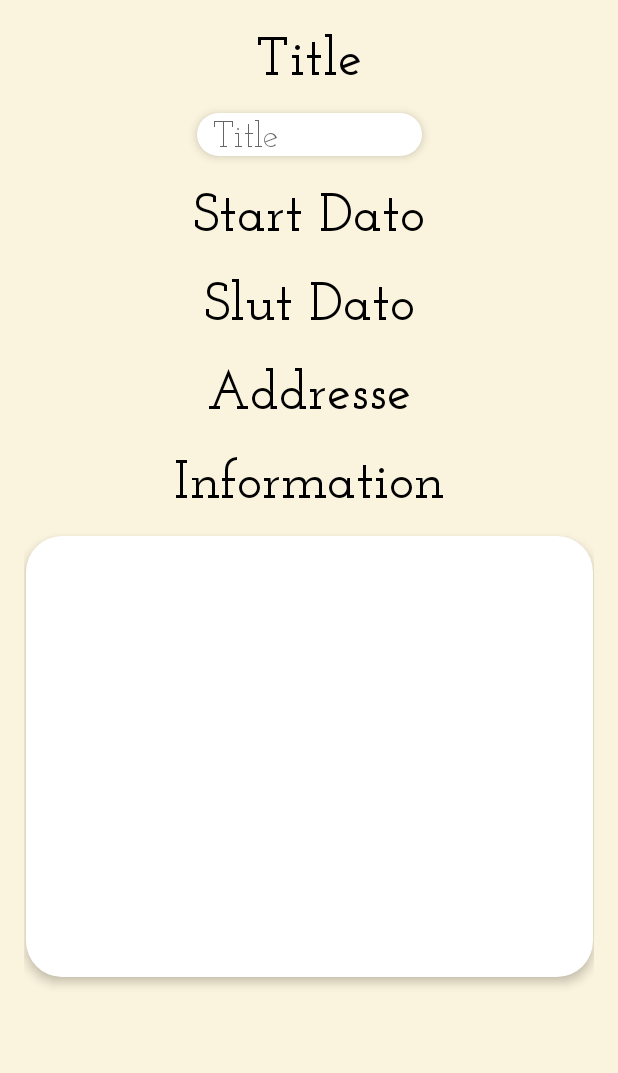
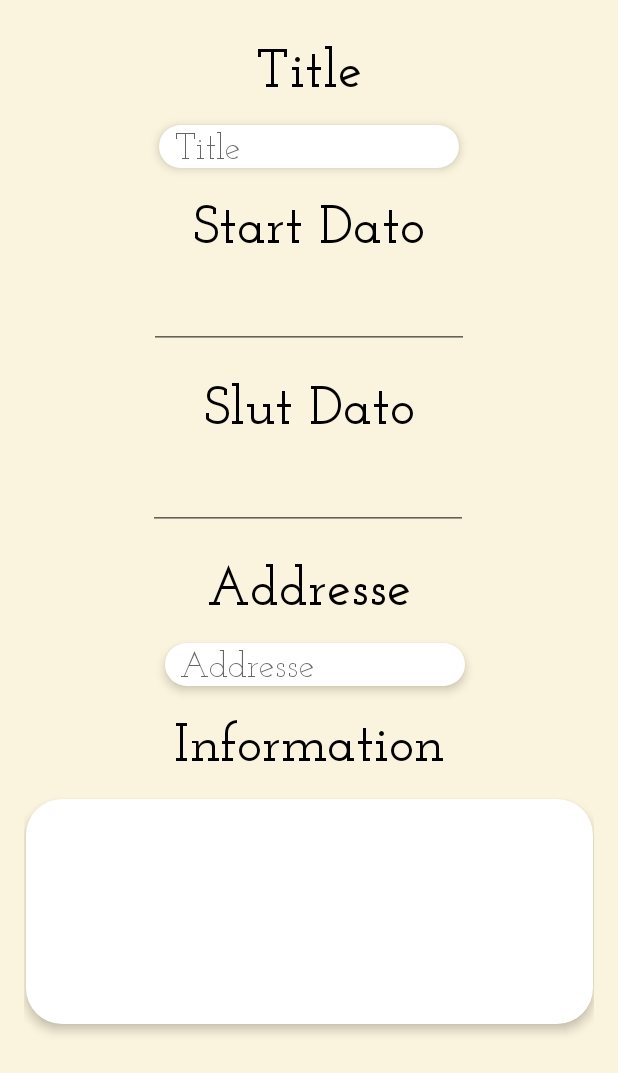
Before and after one commit to lizator/DragernesDal, an Android app: the layout fragment_admin_create_event.xml on its own in the app's theme, with its tools: preview values and no code run, on a phone screen of 412 x 824 dp. Shown: the top 1073 px of the screen. Run offline under Robolectric (Android 15) with nearby library versions, the phone set to English and light mode, and no system bars; network calls fail.

Commit message:
Opret event Fragment implementation

```diff
--- a/app/src/main/java/com/rbyte/dragernesdal/ui/admin/AdminFragment.java
+++ b/app/src/main/java/com/rbyte/dragernesdal/ui/admin/AdminFragment.java
@@ -24,13 +24,13 @@ public class AdminFragment extends Fragment implements View.OnClickListener{
 
     private AdminViewModel adminViewModel;
     private Button btn_createSkill, btn_editSkill, btn_createRace, btn_editRace, btn_createEvent, btn_editEvent, btn_checkOut, btn_editUser;
-
+    private View root2;
     public View onCreateView(@NonNull LayoutInflater inflater,
                              ViewGroup container, Bundle savedInstanceState) {
         adminViewModel =
                 new ViewModelProvider(this).get(AdminViewModel.class);
         View root = inflater.inflate(R.layout.fragment_admin, container, false);
-
+        root2 = root;
         btn_createSkill = root.findViewById(R.id.button_create_skill);
         btn_createSkill.setOnClickListener(this);
         btn_editSkill = root.findViewById(R.id.button_edit_skill);
@@ -88,6 +88,8 @@ public class AdminFragment extends Fragment implements View.OnClickListener{
             case R.id.button_create_event:
                 clickedOnToast("Opret event");
                 Log.d("AdminView","Clicked on create event");
+                NavController navController = Navigation.findNavController(root2);
+                navController.navigate(R.id.nav_admin_event_create);
                 break;
             case R.id.button_edit_event:
                 clickedOnToast("Rediger event");
--- a/app/src/main/res/layout/fragment_admin_create_event.xml
+++ b/app/src/main/res/layout/fragment_admin_create_event.xml
@@ -25,6 +25,7 @@
                 android:layout_width="wrap_content"
                 android:layout_height="wrap_content"
                 android:layout_marginStart="16dp"
+                android:layout_marginTop="8dp"
                 android:layout_marginEnd="16dp"
                 android:text="Title"
                 android:textSize="36sp"
@@ -36,13 +37,12 @@
             <EditText
                 android:id="@+id/editText_Title"
                 style="@style/TextZone"
-                android:layout_width="150dp"
+                android:layout_width="200dp"
                 android:layout_height="wrap_content"
-                android:layout_marginStart="16dp"
+                android:layout_marginStart="8dp"
                 android:layout_marginTop="16dp"
-                android:layout_marginEnd="16dp"
+                android:layout_marginEnd="8dp"
                 android:hint="Title"
-                android:imeActionLabel="@string/lastname_help"
                 android:imeOptions="actionNext"
                 android:inputType="textPersonName"
                 android:selectAllOnFocus="true"
@@ -51,6 +51,24 @@
                 app:layout_constraintHorizontal_bias="0.5"
                 app:layout_constraintStart_toStartOf="parent"
                 app:layout_constraintTop_toBottomOf="@+id/textView_title" />
+
+            <EditText
+                android:id="@+id/editText_Address"
+                style="@style/TextZone"
+                android:layout_width="200dp"
+                android:layout_height="wrap_content"
+                android:layout_marginStart="8dp"
+                android:layout_marginTop="16dp"
+                android:layout_marginEnd="8dp"
+                android:hint="Addresse"
+                android:imeOptions="actionNext"
+                android:inputType="textPersonName"
+                android:selectAllOnFocus="true"
+                android:textSize="24sp"
+                app:layout_constraintEnd_toEndOf="parent"
+                app:layout_constraintHorizontal_bias="0.524"
+                app:layout_constraintStart_toStartOf="parent"
+                app:layout_constraintTop_toBottomOf="@+id/address" />
 
             <TextView
                 android:id="@+id/startDate"
@@ -74,15 +92,15 @@
                 android:layout_width="wrap_content"
                 android:layout_height="wrap_content"
                 android:layout_marginStart="16dp"
+
                 android:layout_marginTop="16dp"
-
                 android:layout_marginEnd="16dp"
                 android:text="Slut Dato"
                 android:textSize="36sp"
                 app:layout_constraintEnd_toEndOf="parent"
                 app:layout_constraintHorizontal_bias="0.5"
                 app:layout_constraintStart_toStartOf="parent"
-                app:layout_constraintTop_toBottomOf="@+id/startDate" />
+                app:layout_constraintTop_toBottomOf="@+id/editTextStartDate" />
 
             <TextView
                 android:id="@+id/address"
@@ -98,7 +116,7 @@
                 app:layout_constraintEnd_toEndOf="parent"
                 app:layout_constraintHorizontal_bias="0.5"
                 app:layout_constraintStart_toStartOf="parent"
-                app:layout_constraintTop_toBottomOf="@+id/endDate" />
+                app:layout_constraintTop_toBottomOf="@+id/editTextEndDate" />
 
             <TextView
                 android:id="@+id/information"
@@ -114,16 +132,17 @@
                 app:layout_constraintEnd_toEndOf="parent"
                 app:layout_constraintHorizontal_bias="0.5"
                 app:layout_constraintStart_toStartOf="parent"
-                app:layout_constraintTop_toBottomOf="@+id/address" />
+                app:layout_constraintTop_toBottomOf="@+id/editText_Address" />
 
             <EditText
                 android:id="@+id/characterBackground"
                 style="@style/TextZone"
                 android:layout_width="378dp"
-                android:layout_height="294dp"
+                android:layout_height="150dp"
                 android:layout_marginStart="8dp"
                 android:layout_marginTop="16dp"
                 android:layout_marginEnd="8dp"
+                android:layout_marginBottom="16dp"
                 android:gravity="top|left"
                 android:imeOptions="actionNext"
                 android:paddingLeft="16dp"
@@ -132,10 +151,38 @@
                 android:paddingBottom="16dp"
                 android:selectAllOnFocus="true"
                 android:textSize="16dp"
+                app:layout_constraintBottom_toBottomOf="parent"
                 app:layout_constraintEnd_toEndOf="parent"
-                app:layout_constraintHorizontal_bias="0.5"
                 app:layout_constraintStart_toStartOf="parent"
-                app:layout_constraintTop_toBottomOf="@+id/information" />
+                app:layout_constraintTop_toBottomOf="@+id/information"
+                app:layout_constraintVertical_bias="0.0" />
+
+            <EditText
+                android:id="@+id/editTextStartDate"
+                android:layout_width="wrap_content"
+                android:layout_height="wrap_content"
+                android:layout_marginStart="8dp"
+                android:layout_marginTop="16dp"
+                android:layout_marginEnd="8dp"
+                android:ems="10"
+                android:inputType="date"
+                app:layout_constraintEnd_toEndOf="parent"
+                app:layout_constraintStart_toStartOf="parent"
+                app:layout_constraintTop_toBottomOf="@+id/startDate" />
+
+            <EditText
+                android:id="@+id/editTextEndDate"
+                android:layout_width="wrap_content"
+                android:layout_height="wrap_content"
+                android:layout_marginStart="8dp"
+                android:layout_marginTop="16dp"
+                android:layout_marginEnd="8dp"
+                android:ems="10"
+                android:inputType="date"
+                app:layout_constraintEnd_toEndOf="parent"
+                app:layout_constraintHorizontal_bias="0.496"
+                app:layout_constraintStart_toStartOf="parent"
+                app:layout_constraintTop_toBottomOf="@+id/endDate" />
 
         </androidx.constraintlayout.widget.ConstraintLayout>
     </ScrollView>
```
Also changed, not shown: app/src/main/java/com/rbyte/dragernesdal/ui/admin/event/CreateEventFragment.java (+37 -1 lines), app/src/main/java/com/rbyte/dragernesdal/ui/main/MainActivity.java (+16 -8 lines), app/src/main/res/navigation/mobile_navigation.xml (+9 -1 lines).
